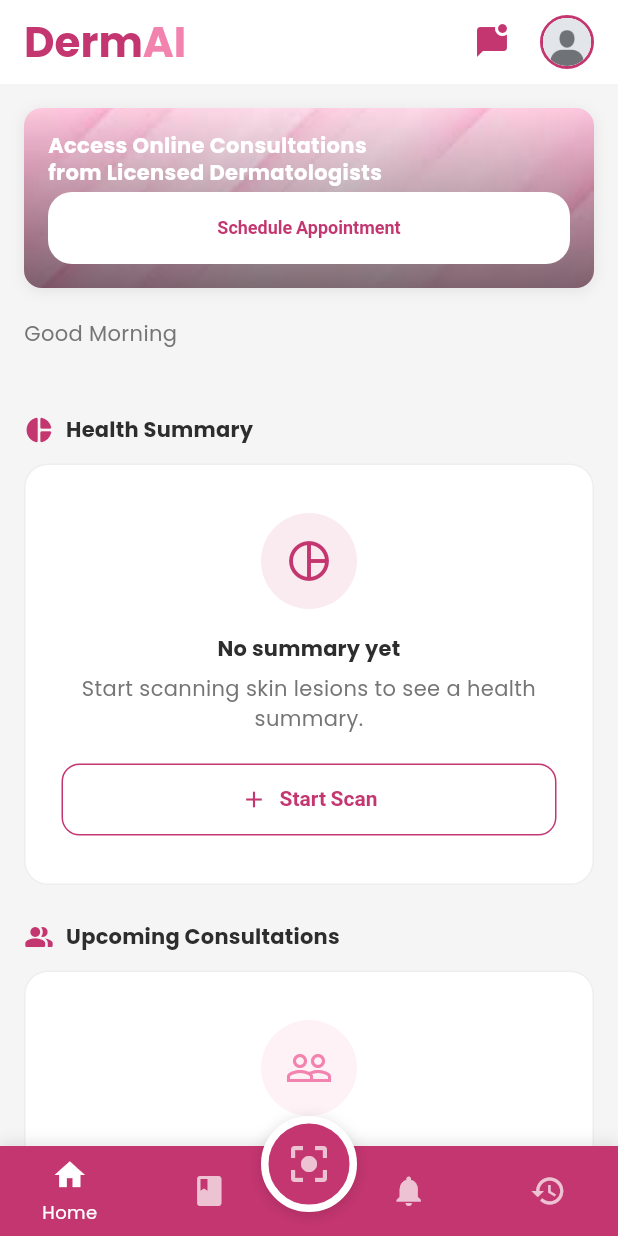
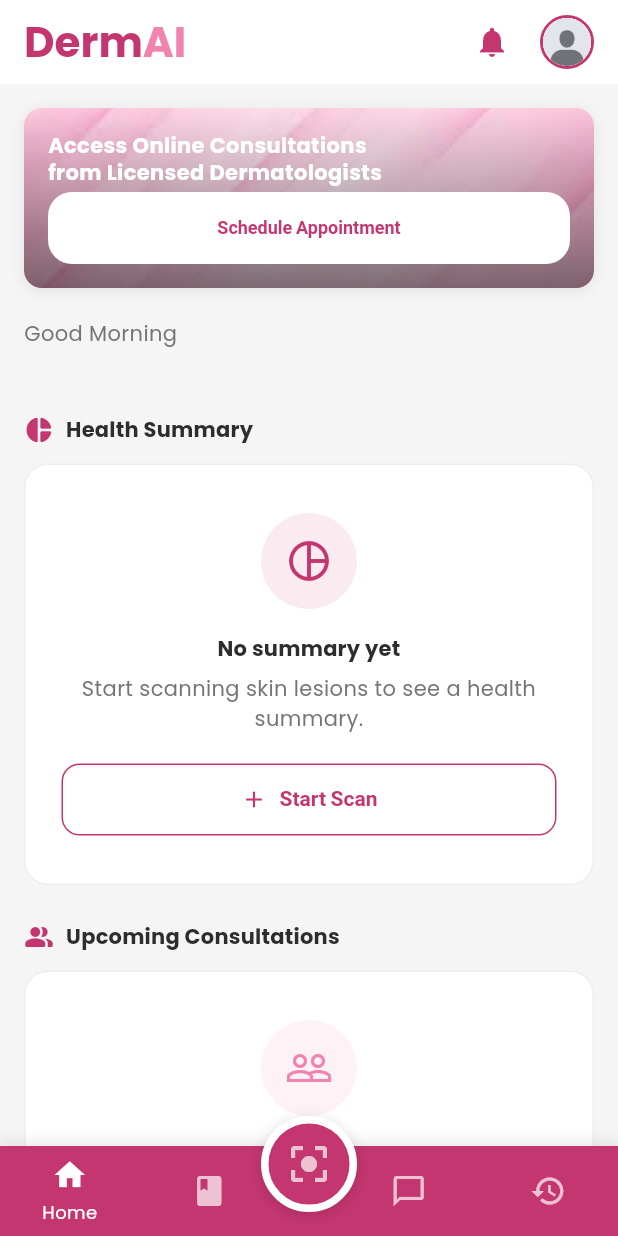
Before and after one commit to padsue/dermai-v2.5, a Flutter app: the MainScreen screen opened directly, on a phone screen of 412 x 824 dp. Run offline on Flutter 3.47's test engine with Material 3 defaults, Android fonts, the phone set to English and light mode, and no system bars; our stand-ins replace audioplayers, cached_network_image, cloud_firestore, cloud_functions, dotted_border, file_picker and 16 more; missing offline and left inert: tflite_flutter; accounts and stored records are empty; project files that could hold a hidden picture were left out.

Commit message:
message and notif swap place

```diff
--- a/lib/screens/main_screen.dart
+++ b/lib/screens/main_screen.dart
@@ -4,6 +4,7 @@ import 'consultations_screen.dart';
 import 'scan_main_screen.dart';
 import 'notifications_screen.dart';
 import 'more_screen.dart';
+import 'conversation_list_screen.dart';
 import '../widgets/custom_app_bar.dart';
 import '../widgets/brand_name.dart';
 import '../widgets/profile_avatar.dart';
@@ -12,6 +13,7 @@ import 'package:provider/provider.dart';
 import '../services/auth_service.dart';
 import '../providers/app_provider.dart';
 import 'scan_history_screen.dart';
+import '../utils/app_colors.dart';
 
 class MainScreen extends StatefulWidget {
   const MainScreen({Key? key}) : super(key: key);
@@ -25,7 +27,7 @@ class _MainScreenState extends State<MainScreen> {
     const HomeScreen(),
     const ConsultationsScreen(),
     const ScanScreen(),
-    const NotificationsScreen(),
+    const ConversationListScreen(),
     const ScanHistoryScreen(),
     const MoreScreen(),
   ];
@@ -55,8 +57,15 @@ class _MainScreenState extends State<MainScreen> {
           ),
           actions: [
             IconButton(
-              icon: const Icon(Icons.search),
-              onPressed: () {},
+              icon: const Icon(Icons.notifications, color: AppColors.primary),
+              onPressed: () {
+                Navigator.push(
+                  context,
+                  MaterialPageRoute(
+                    builder: (context) => const NotificationsScreen(),
+                  ),
+                );
+              },
               padding: EdgeInsets.zero,
             ),
             GestureDetector(
--- a/lib/widgets/custom_app_bar.dart
+++ b/lib/widgets/custom_app_bar.dart
@@ -51,26 +51,6 @@ class CustomAppBar extends StatelessWidget implements PreferredSizeWidget {
               Row(
                 mainAxisSize: MainAxisSize.min,
                 children: actions!.map((widget) {
-                  if (widget is IconButton && widget.icon is Icon) {
-                    return Padding(
-                      padding: const EdgeInsets.only(left: 8),
-                      child: IconButton(
-                        icon: Icon(
-                          Icons.mark_chat_unread,
-                          color: Theme.of(context).colorScheme.primary,
-                        ),
-                        onPressed: () {
-                          Navigator.push(
-                            context,
-                            MaterialPageRoute(
-                              builder: (context) =>
-                                  const ConversationListScreen(),
-                            ),
-                          );
-                        },
-                      ),
-                    );
-                  }
                   return Padding(
                     padding: const EdgeInsets.only(left: 8),
                     child: widget,
--- a/lib/widgets/custom_bottom_nav_bar.dart
+++ b/lib/widgets/custom_bottom_nav_bar.dart
@@ -20,8 +20,8 @@ class CustomBottomNavBar extends StatelessWidget {
           icon: Icons.book, label: "Consultations", index: 1, theme: theme),
       const SizedBox(width: 40),
       _buildNavItem(context,
-          icon: Icons.notifications,
-          label: "Notifications",
+          icon: Icons.chat_bubble_outline,
+          label: "Messages",
           index: 3,
           theme: theme),
       _buildNavItem(context,
```
